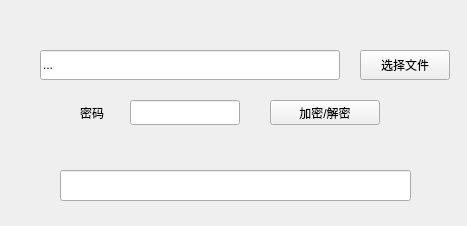
Old version of the form encoder.ui in the repository jcglqmoyx/video-encryptor.
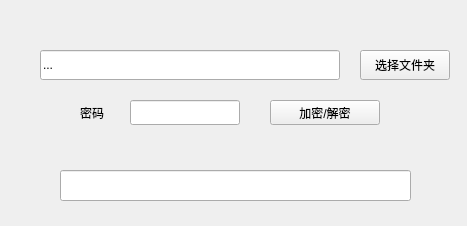
New version of the form.

What changed in the file:
```diff
--- a/encoder.ui
+++ b/encoder.ui
@@ -55,7 +55,7 @@
     </rect>
    </property>
    <property name="text">
-    <string>选择文件</string>
+    <string>选择文件夹</string>
    </property>
   </widget>
   <widget class="QLabel" name="password_label">
```
